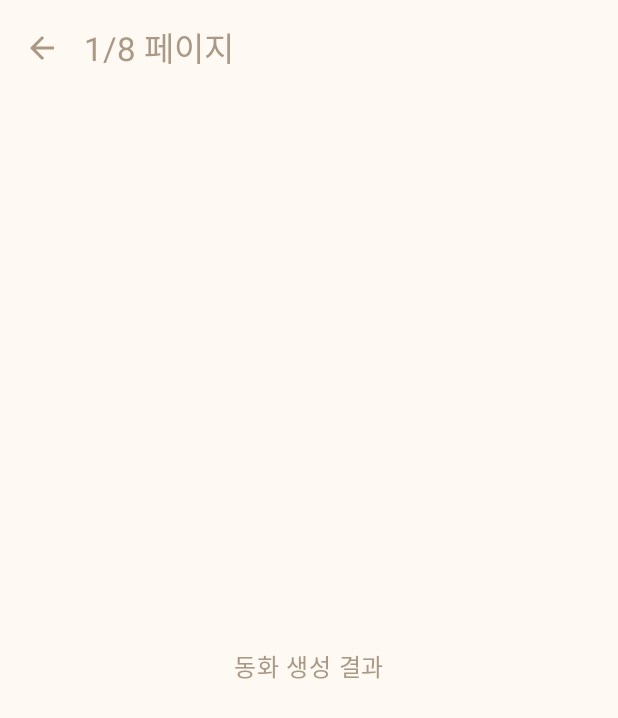
After one commit to koreanhole/FairyTaleGuru, an Android app built with Jetpack Compose: the PlayFairyTaleScreen screen opened through its navigation route, on a phone screen of 412 x 824 dp. The commit adds this screen. Shown: the top 718 px of the screen. Run offline under Robolectric (Android 15) with nearby library versions, the phone set to English and light mode, and no system bars.

Commit message:
feat: Add PlayFairyTaleScreen and navigation
This commit introduces a new screen, `PlayFairyTaleScreen`, and integrates it into the navigation flow.

- **NavigableScreen:**
    - Added `PlayFairyTaleScreen` as a new navigable destination.
- **NavigationHost:**
    - Added a composable route for `PlayFairyTaleScreen`.
- **PlayFairyTaleScreen:**
    - Created a new Composable screen `PlayFairyTaleScreen`.
    - It displays a `Scaffold` with a `FairyTaleGuruTopAppBar`.
    - The TopAppBar shows the title "1/8 페이지" and a back button.
    - Pressing the back button navigates to `HomeScreen`, popping `PlayFairyTaleScreen` from the backstack and ensuring `HomeScreen` is a single top instance.
    - The body of the screen currently displays "동화 생성 결과".
- **CreateFairyTaleScreen:**
    - Updated to navigate to `PlayFairyTaleScreen` instead of `HomeScreen` after fairy tale creation is finished.

```diff
--- a/app/src/main/java/com/koreanhole/pluto/fairytaleguru/ui/navigation/NavigableScreen.kt
+++ b/app/src/main/java/com/koreanhole/pluto/fairytaleguru/ui/navigation/NavigableScreen.kt
@@ -9,4 +9,7 @@ sealed class NavigableScreen {
 
     @Serializable
     data object CreateFairyTaleScreen: NavigableScreen()
+
+    @Serializable
+    data object PlayFairyTaleScreen: NavigableScreen()
 }
--- a/app/src/main/java/com/koreanhole/pluto/fairytaleguru/ui/navigation/NavigationHost.kt
+++ b/app/src/main/java/com/koreanhole/pluto/fairytaleguru/ui/navigation/NavigationHost.kt
@@ -5,6 +5,7 @@ import androidx.navigation.compose.NavHost
 import androidx.navigation.compose.composable
 import com.koreanhole.pluto.fairytaleguru.ui.screens.CreateFairyTaleScreen
 import com.koreanhole.pluto.fairytaleguru.ui.screens.HomeScreen
+import com.koreanhole.pluto.fairytaleguru.ui.screens.PlayFairyTaleScreen
 
 @Composable
 fun NavigationHost() {
@@ -20,5 +21,8 @@ fun NavigationHost() {
         composable<NavigableScreen.CreateFairyTaleScreen> {
             CreateFairyTaleScreen()
         }
+        composable<NavigableScreen.PlayFairyTaleScreen> {
+            PlayFairyTaleScreen()
+        }
     }
 }
--- a/app/src/main/java/com/koreanhole/pluto/fairytaleguru/ui/screens/CreateFairyTaleScreen.kt
+++ b/app/src/main/java/com/koreanhole/pluto/fairytaleguru/ui/screens/CreateFairyTaleScreen.kt
@@ -19,7 +19,6 @@ import com.koreanhole.pluto.fairytaleguru.ui.navigation.LocalNavigationControlle
 import androidx.compose.material3.CircularProgressIndicator
 import androidx.compose.runtime.LaunchedEffect
 import androidx.compose.ui.text.font.FontWeight
-import androidx.lifecycle.compose.LocalLifecycleOwner
 import androidx.lifecycle.viewmodel.compose.viewModel
 import com.koreanhole.pluto.fairytaleguru.ui.navigation.NavigableScreen
 import com.koreanhole.pluto.fairytaleguru.viewmodel.CreateFairyTaleViewModel
@@ -34,7 +33,7 @@ fun CreateFairyTaleScreen(
     LaunchedEffect(Unit) {
         viewModel.createFairyTale(
             onFinished = {
-                navigationController.navigate(NavigableScreen.HomeScreen)
+                navigationController.navigate(NavigableScreen.PlayFairyTaleScreen)
             }
         )
     }
--- /dev/null
+++ b/app/src/main/java/com/koreanhole/pluto/fairytaleguru/ui/screens/PlayFairyTaleScreen.kt
@@ -0,0 +1,62 @@
+package com.koreanhole.pluto.fairytaleguru.ui.screens
+
+import androidx.compose.foundation.layout.Arrangement
+import androidx.compose.foundation.layout.Column
+import androidx.compose.foundation.layout.fillMaxSize
+import androidx.compose.foundation.layout.padding
+import androidx.compose.material.icons.Icons
+import androidx.compose.material.icons.automirrored.filled.ArrowBack
+import androidx.compose.material3.ExperimentalMaterial3Api
+import androidx.compose.material3.Icon
+import androidx.compose.material3.IconButton
+import androidx.compose.material3.Scaffold
+import androidx.compose.material3.Text
+import androidx.compose.runtime.Composable
+import androidx.compose.ui.Alignment
+import androidx.compose.ui.Modifier
+import com.koreanhole.pluto.fairytaleguru.FairyTaleGuruTopAppBar
+import com.koreanhole.pluto.fairytaleguru.ui.navigation.LocalNavigationController
+import com.koreanhole.pluto.fairytaleguru.ui.navigation.NavigableScreen
+
+@OptIn(ExperimentalMaterial3Api::class)
+@Composable
+fun PlayFairyTaleScreen() {
+    val navigationController = LocalNavigationController.current
+
+    Scaffold(
+        topBar = {
+            FairyTaleGuruTopAppBar(
+                title = {
+                    Text("1/8 페이지")
+                },
+                navigationIcon = {
+                    IconButton(onClick = {
+                        navigationController.navigate(NavigableScreen.HomeScreen) {
+                            // HomeScreen으로 이동할 때 백스택에서 PlayFairyTaleScreen을 제거할 수 있습니다.
+                            // 필요에 따라 popUpTo 등을 사용하여 네비게이션 동작을 커스터마이징하세요.
+                            popUpTo(NavigableScreen.HomeScreen) { // NavigableScreen에 route 정의가 필요합니다.
+                                inclusive = true
+                            }
+                            launchSingleTop = true // HomeScreen이 이미 스택에 있다면 새로 만들지 않고 재사용
+                        }
+                    }) {
+                        Icon(
+                            imageVector = Icons.AutoMirrored.Filled.ArrowBack, // AutoMirrored 아이콘 사용
+                            contentDescription = "뒤로 가기"
+                        )
+                    }
+                }
+            )
+        }
+    ) { innerPadding ->
+        Column(
+            modifier = Modifier
+                .fillMaxSize()
+                .padding(innerPadding),
+            horizontalAlignment = Alignment.CenterHorizontally,
+            verticalArrangement = Arrangement.Center,
+        ) {
+            Text("동화 생성 결과")
+        }
+    }
+}
```
